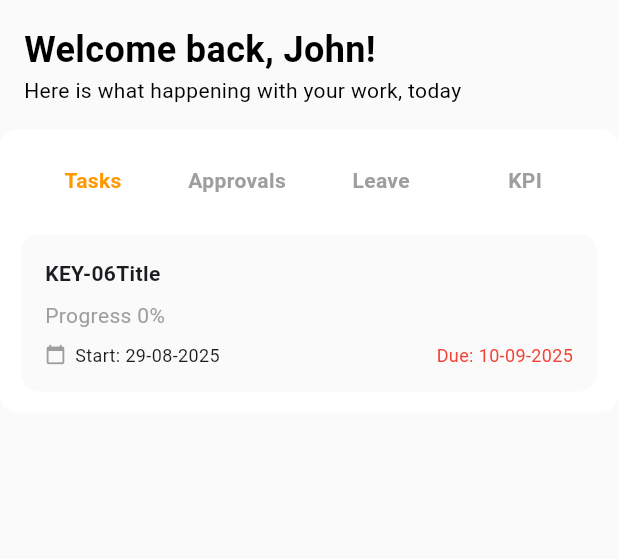
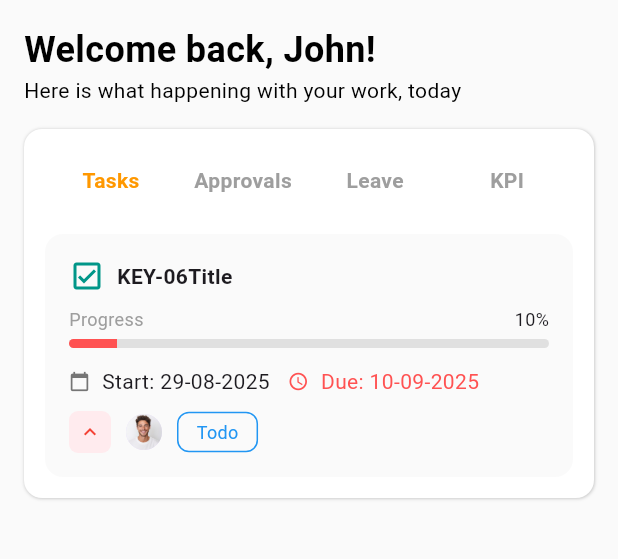
Before and after one commit to nithnoem/Flutter_Learning, a Flutter app: the HomeScreen screen opened by its route, on a phone screen of 412 x 824 dp, the part 84-643 px from its top. Run offline on Flutter 3.47's test engine with Material 3 defaults, Android fonts, the phone set to English and light mode, and no system bars; our stand-ins replace get.

Commit message:
Front-End: Correcting task-card style

```diff
--- a/udoo_erp/lib/screens/home_screen.dart
+++ b/udoo_erp/lib/screens/home_screen.dart
@@ -95,10 +95,19 @@ class _HomeScreenState extends State<HomeScreen> {
     final selectedIndex = 0;
 
     return Container(
+      margin: EdgeInsets.only(left: 16, right: 16),
       padding: EdgeInsets.all(14),
       decoration: BoxDecoration(
         color: Colors.white,
         borderRadius: BorderRadius.circular(12),
+        boxShadow: [
+          BoxShadow(
+            color: Colors.grey.withValues(alpha: 0.5),
+            spreadRadius: 0,
+            blurRadius: 1,
+            offset: Offset(0.2, 0.2),
+          ),
+        ],
       ),
       child: Column(
         children: [
@@ -127,6 +136,7 @@ class _HomeScreenState extends State<HomeScreen> {
           SizedBox(height: 16),
           TaskCard(
             title: 'KEY-06Title',
+            progress: 10,
             start: '29-08-2025',
             due: '10-09-2025',
           ),
--- a/udoo_erp/lib/widgets/task_card_widget.dart
+++ b/udoo_erp/lib/widgets/task_card_widget.dart
@@ -2,11 +2,13 @@ import 'package:flutter/material.dart';
 
 class TaskCard extends StatelessWidget {
   final String title;
+  final int progress;
   final String start;
   final String due;
 
   const TaskCard({
     super.key,
+    required this.progress,
     required this.title,
     required this.start,
     required this.due,
@@ -23,19 +25,86 @@ class TaskCard extends StatelessWidget {
       child: Column(
         crossAxisAlignment: CrossAxisAlignment.start,
         children: [
-          Text(title, style: TextStyle(fontWeight: FontWeight.bold)),
-          SizedBox(height: 8),
-          Text('Progress 0%', style: TextStyle(color: Colors.grey)),
-          SizedBox(height: 8),
           Row(
             children: [
-              Icon(Icons.calendar_today, size: 14, color: Colors.grey),
-              SizedBox(width: 6),
-              Text('Start: $start', style: TextStyle(fontSize: 12)),
-              Spacer(),
-              Text(
-                'Due: $due',
-                style: TextStyle(fontSize: 12, color: Colors.red),
+              Icon(Icons.check_box_outlined, color: Colors.teal),
+              SizedBox(width: 8),
+              Expanded(
+                child: Text(
+                  title,
+                  style: TextStyle(fontWeight: FontWeight.w600, fontSize: 14),
+                ),
+              ),
+            ],
+          ),
+          SizedBox(height: 8),
+          //Progress label
+          Row(
+            children: [
+              Expanded(
+                child: Text(
+                  'Progress',
+                  style: TextStyle(fontSize: 12, color: Colors.grey),
+                ),
+              ),
+              Text('$progress%', style: TextStyle(fontSize: 12)),
+            ],
+          ),
+          SizedBox(height: 5),
+          //Progress Bar
+          ClipRRect(
+            borderRadius: BorderRadiusGeometry.circular(10),
+            child: LinearProgressIndicator(
+              value: progress / 100,
+              minHeight: 6,
+              backgroundColor: Colors.grey.shade300,
+              valueColor: AlwaysStoppedAnimation<Color>(Colors.redAccent),
+            ),
+          ),
+          SizedBox(height: 12),
+          //Date Row
+          Row(
+            children: [
+              Icon(Icons.calendar_today, size: 14, color: Colors.grey.shade600),
+              SizedBox(width: 8),
+              Text('Start: $start'),
+              SizedBox(width: 12),
+              Icon(Icons.access_time, size: 14, color: Colors.redAccent),
+              SizedBox(width: 8),
+              Text('Due: $due', style: TextStyle(color: Colors.redAccent)),
+            ],
+          ),
+          SizedBox(height: 10),
+          Row(
+            children: [
+              Container(
+                padding: EdgeInsets.all(6),
+                decoration: BoxDecoration(
+                  color: Colors.red.shade50,
+                  borderRadius: BorderRadius.circular(6),
+                ),
+                child: Icon(
+                  Icons.keyboard_arrow_up,
+                  size: 16,
+                  color: Colors.red,
+                ),
+              ),
+              SizedBox(width: 10),
+              CircleAvatar(
+                radius: 12,
+                backgroundImage: AssetImage('assets/images/profile.jpg'),
+              ),
+              SizedBox(width: 10),
+              Container(
+                padding: EdgeInsets.symmetric(horizontal: 12, vertical: 4),
+                decoration: BoxDecoration(
+                  border: Border.all(color: Colors.blue),
+                  borderRadius: BorderRadius.circular(8),
+                ),
+                child: Text(
+                  'Todo',
+                  style: TextStyle(color: Colors.blue, fontSize: 12),
+                ),
               ),
             ],
           ),
```
